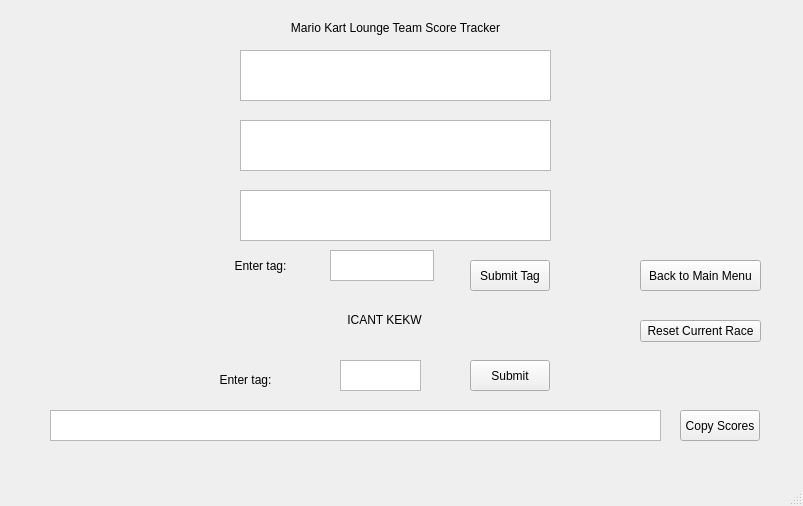
Qt form scorewindow.ui (BaoPun/MarioKartLoungeScoreTracker) before a commit.
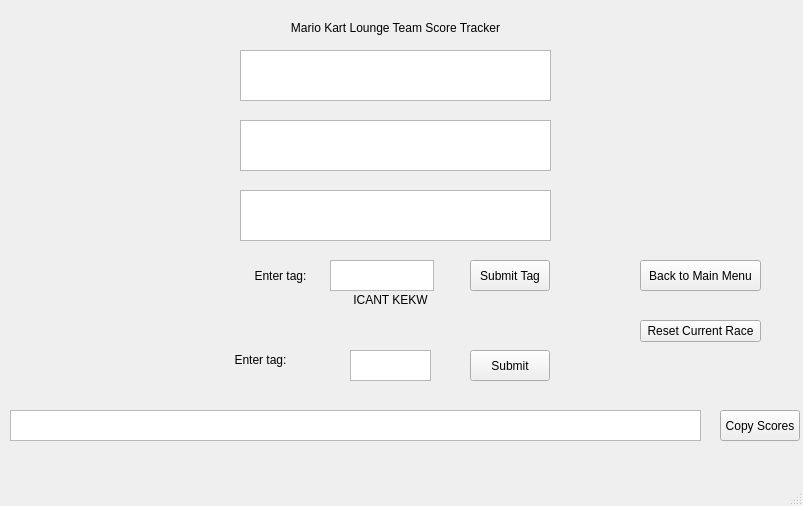
The same form after that commit.

Commit message: Further updated the UI by bolding most text

Diff of the .ui file:
```diff
--- a/scorewindow.ui
+++ b/scorewindow.ui
@@ -17,8 +17,8 @@
    <widget class="QLabel" name="enter_tag_label">
     <property name="geometry">
      <rect>
-      <x>220</x>
-      <y>250</y>
+      <x>240</x>
+      <y>260</y>
       <width>81</width>
       <height>31</height>
      </rect>
@@ -34,7 +34,7 @@
     <property name="geometry">
      <rect>
       <x>330</x>
-      <y>250</y>
+      <y>260</y>
       <width>104</width>
       <height>31</height>
      </rect>
@@ -85,9 +85,9 @@
    <widget class="QTextEdit" name="score_diff_display">
     <property name="geometry">
      <rect>
-      <x>50</x>
+      <x>10</x>
       <y>410</y>
-      <width>611</width>
+      <width>691</width>
       <height>31</height>
      </rect>
     </property>
@@ -98,9 +98,9 @@
    <widget class="QLabel" name="point_label">
     <property name="geometry">
      <rect>
-      <x>180</x>
-      <y>370</y>
-      <width>131</width>
+      <x>190</x>
+      <y>350</y>
+      <width>141</width>
       <height>20</height>
      </rect>
     </property>
@@ -114,8 +114,8 @@
    <widget class="QTextEdit" name="point_input">
     <property name="geometry">
      <rect>
-      <x>340</x>
-      <y>360</y>
+      <x>350</x>
+      <y>350</y>
       <width>81</width>
       <height>31</height>
      </rect>
@@ -125,7 +125,7 @@
     <property name="geometry">
      <rect>
       <x>470</x>
-      <y>360</y>
+      <y>350</y>
       <width>80</width>
       <height>31</height>
      </rect>
@@ -140,8 +140,8 @@
    <widget class="QLabel" name="race_label">
     <property name="geometry">
      <rect>
-      <x>324</x>
-      <y>310</y>
+      <x>330</x>
+      <y>290</y>
       <width>121</width>
       <height>20</height>
      </rect>
@@ -166,7 +166,7 @@
    <widget class="QPushButton" name="copy_button">
     <property name="geometry">
      <rect>
-      <x>680</x>
+      <x>720</x>
       <y>410</y>
       <width>80</width>
       <height>31</height>
```
The commit also changes 4 other files.
